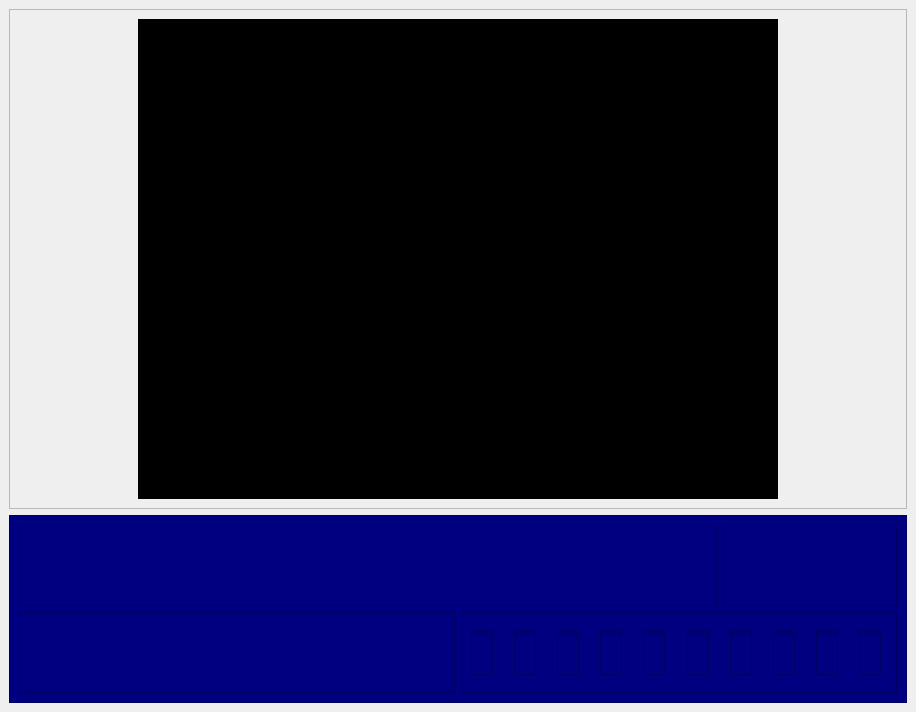
This is nbsim/simulatorwindow.ui in jamesrosssharp/NanoBrainSoC as Qt 5 draws it before an edit. The edited form follows.
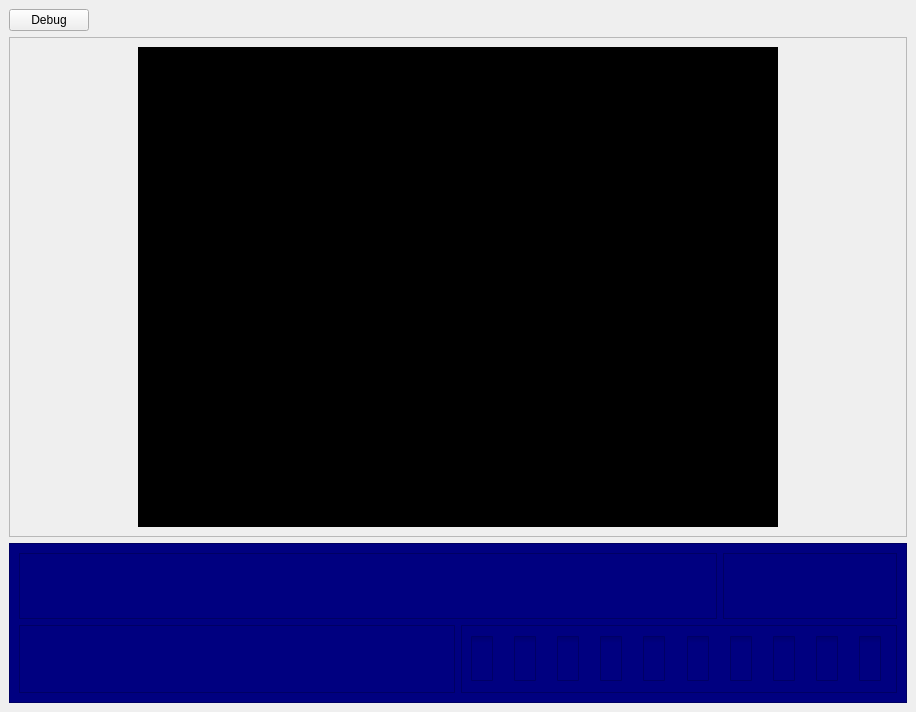
This is the edited form. Icons and pictures are not drawn.

Patch:
```diff
--- a/nbsim/simulatorwindow.ui
+++ b/nbsim/simulatorwindow.ui
@@ -23,6 +23,30 @@
    <layout class="QHBoxLayout" name="horizontalLayout">
     <item>
      <layout class="QVBoxLayout" name="verticalLayout">
+      <item>
+       <layout class="QHBoxLayout" name="horizontalLayout_9">
+        <item>
+         <widget class="QPushButton" name="debugButton">
+          <property name="text">
+           <string>Debug</string>
+          </property>
+         </widget>
+        </item>
+        <item>
+         <spacer name="horizontalSpacer">
+          <property name="orientation">
+           <enum>Qt::Horizontal</enum>
+          </property>
+          <property name="sizeHint" stdset="0">
+           <size>
+            <width>40</width>
+            <height>20</height>
+           </size>
+          </property>
+         </spacer>
+        </item>
+       </layout>
+      </item>
       <item>
        <widget class="QFrame" name="frame">
         <property name="sizePolicy">
```
Left out of the diff: 17 changed lines with no effect on the pictures.
